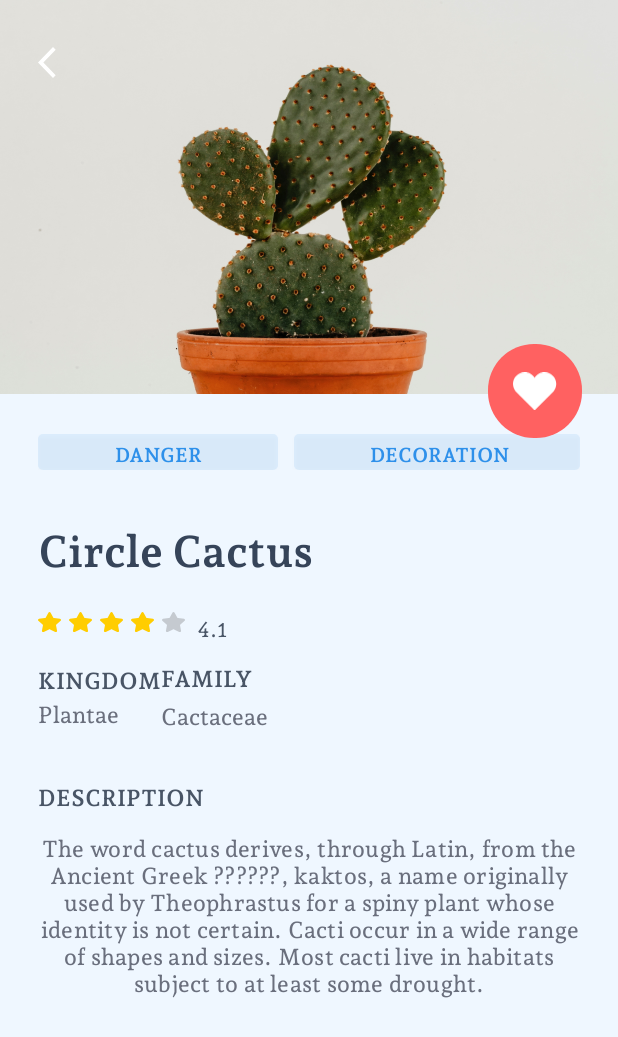
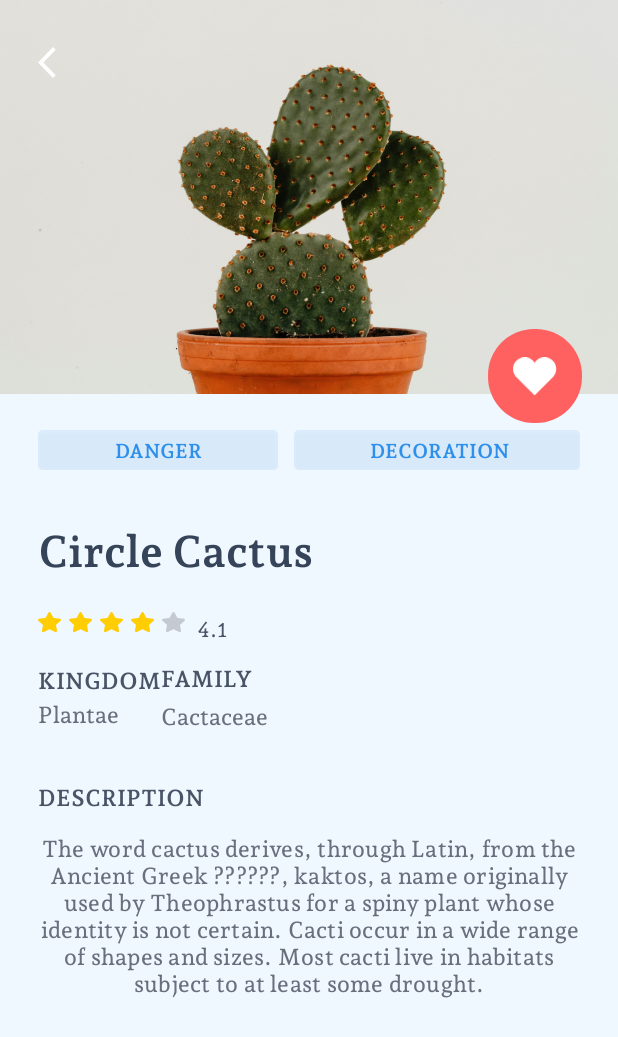
Before and after one commit to phuong1012001/Plant_Apps, an Android app: the layout fragment_detail_plant.xml on its own in the app's theme, with its tools: preview values and no code run, on a phone screen of 412 x 824 dp. Shown: the top 1037 px of the screen. Run offline under Robolectric (Android 15) with nearby library versions, the phone set to English and light mode, and no system bars.

```diff
--- /dev/null
+++ b/app/src/main/res/drawable/rectangle_bg_white_a200_radius_28_5.xml
@@ -0,0 +1,5 @@
+<?xml version="1.0" encoding="UTF-8"?>
+<shape android:shape="rectangle" xmlns:android="http://schemas.android.com/apk/res/android">
+    <solid android:color="@color/gray_700"/>
+    <corners android:radius="@dimen/_28pxh"/>
+</shape>
--- a/app/src/main/res/layout/fragment_detail_plant.xml
+++ b/app/src/main/res/layout/fragment_detail_plant.xml
@@ -82,7 +82,7 @@
                             android:id="@+id/btnDanger"
                             style="@style/btnSolidRounded_3"
                             android:layout_width="wrap_content"
-                            android:layout_height="@dimen/_23pxv"
+                            android:layout_height="@dimen/_25pxv"
                             android:layout_weight="0.5"
                             android:ellipsize="end"
                             android:gravity="center"
@@ -100,7 +100,7 @@
                             android:id="@+id/btnDecoration"
                             style="@style/btnSolidRounded_3"
                             android:layout_width="wrap_content"
-                            android:layout_height="@dimen/_23pxv"
+                            android:layout_height="@dimen/_25pxv"
                             android:layout_marginStart="@dimen/_10pxh"
                             android:layout_weight="0.5"
                             android:ellipsize="end"
@@ -123,7 +123,7 @@
                         android:layout_marginStart="@dimen/_22pxh"
                         android:layout_marginTop="@dimen/_20pxv"
                         android:layout_marginEnd="@dimen/_22pxh"
-                        android:layout_marginBottom="@dimen/_20pxv"
+                        android:layout_marginBottom="@dimen/_30pxv"
                         android:background="@drawable/rectangle_bg_red_a200_radius_28_5"
                         android:paddingHorizontal="@dimen/_15pxh"
                         android:paddingVertical="@dimen/_15pxv"
```
Also changed, not shown: app/src/main/java/com/phngsapplication/app/ui/DetailPlantFragment.kt (+17 -0 lines).
